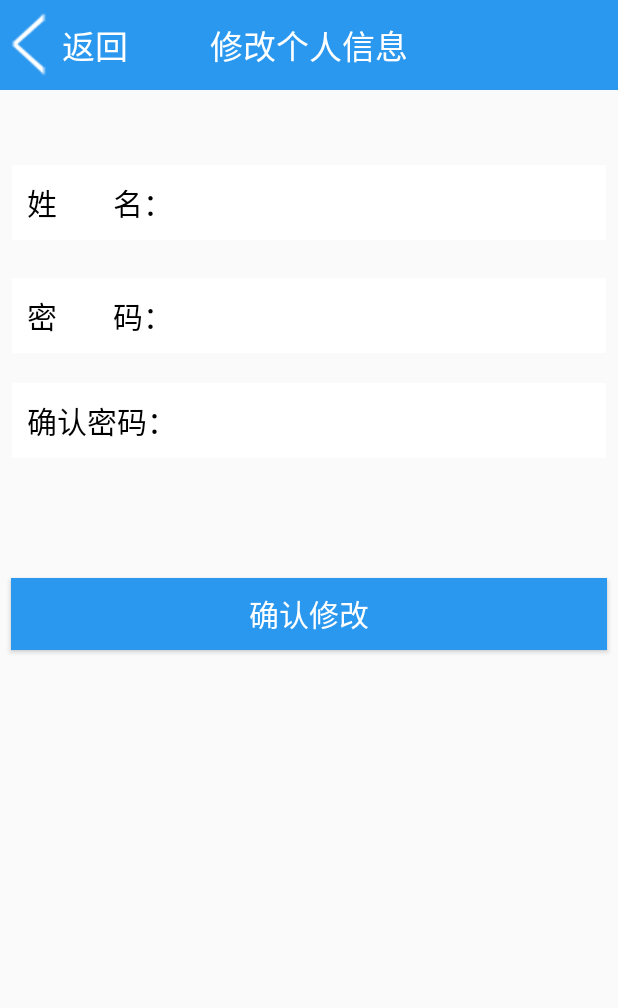
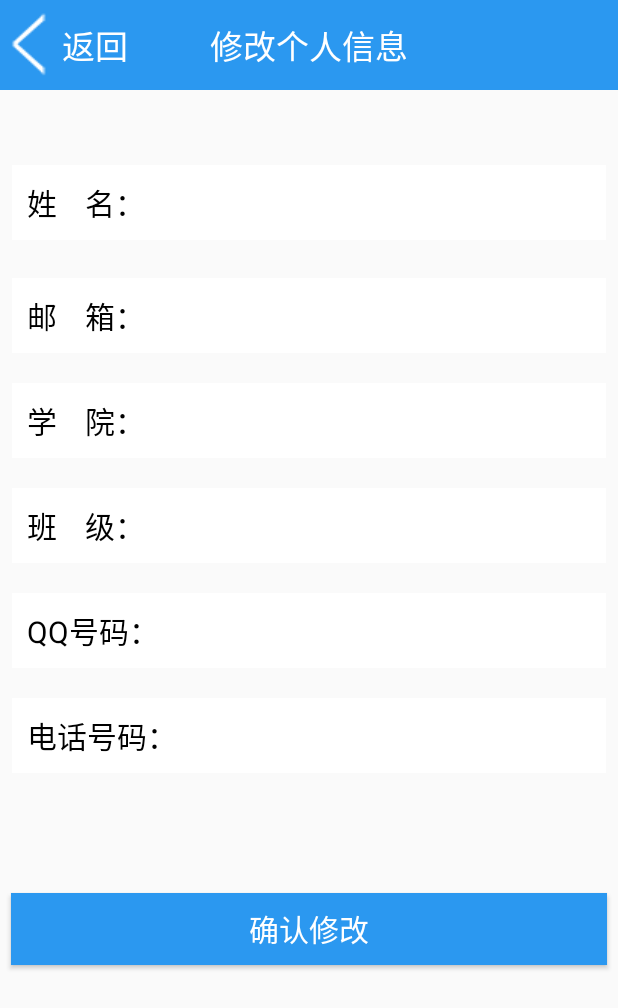
Before and after one commit to cf-acfun/BenefitAlumni, an Android app: the UpdateUserInfoActivity screen opened directly, with no data from a screen before it, on a phone screen of 412 x 824 dp. Shown: the top 1008 px of the screen. Run offline under Robolectric (Android 15) with nearby library versions, the light colour scheme and no system bars; 1 statement that could not run was skipped.

Commit message:
完成修改用户个人信息功能，仍需要进行邮箱验证，不支持修改密码！

```diff
--- a/app/src/main/AndroidManifest.xml
+++ b/app/src/main/AndroidManifest.xml
@@ -16,7 +16,8 @@
         android:roundIcon="@mipmap/ic_launcher_round"
         android:supportsRtl="true"
         android:theme="@style/AppTheme">
-        <activity android:name=".UserActivity"></activity>
+        <activity android:name=".UpdateUserActivity"></activity>
+        <activity android:name=".UserActivity" />
         <activity android:name=".NewLostDetailActivity" />
         <activity android:name=".AddNewLostActivity" />
         <activity android:name=".NewLostActivity" />
--- a/app/src/main/java/com/example/benefitalumni1/UpdateUserInfoActivity.java
+++ b/app/src/main/java/com/example/benefitalumni1/UpdateUserInfoActivity.java
@@ -41,9 +41,9 @@ public class UpdateUserInfoActivity extends Activity {
         user = (User) intent.getSerializableExtra("user");
 
         //回显用户数据
-        et_name = (EditText) findViewById(R.id.et_name);
-        et_pwd = (EditText) findViewById(R.id.et_pwd);
-        et_rePwd = (EditText) findViewById(R.id.et_rePwd);
+//        et_name = (EditText) findViewById(R.id.et_name);
+//        et_pwd = (EditText) findViewById(R.id.et_pwd);
+//        et_rePwd = (EditText) findViewById(R.id.et_rePwd);
 
         //回显用户数据
         et_name.setText(user.getName().toString());
--- a/app/src/main/java/com/example/benefitalumni1/UserActivity.java
+++ b/app/src/main/java/com/example/benefitalumni1/UserActivity.java
@@ -87,7 +87,7 @@ public class UserActivity extends Activity {
                 finish();
                 break;
             case R.id.update:
-                Intent intent = new Intent(this, UpdateUserInfoActivity.class);
+                Intent intent = new Intent(this, UpdateUserActivity.class);
                 intent.putExtra("user", user);
                 startActivity(intent);
                 finish();
--- a/app/src/main/res/layout/activity_update_user_info.xml
+++ b/app/src/main/res/layout/activity_update_user_info.xml
@@ -17,7 +17,7 @@
             android:layout_centerVertical="true"
             android:drawableLeft="@drawable/back"
             android:gravity="center_vertical"
-            android:onClick="back"
+            android:id="@+id/back"
             android:text="返回"
             android:textColor="#FFFFFF"
             android:textSize="22sp" />
@@ -50,10 +50,9 @@
             android:layout_width="wrap_content"
             android:layout_height="wrap_content"
             android:padding="10dp"
-            android:text="姓        名："
+            android:text="姓    名："
             android:textColor="#000"
             android:textSize="20sp"
-
             />
 
         <EditText
@@ -68,7 +67,7 @@
 
 
     <LinearLayout
-        android:id="@+id/ll_pwd"
+        android:id="@+id/ll_email"
         android:layout_width="match_parent"
         android:layout_height="wrap_content"
         android:layout_below="@+id/ll_name"
@@ -82,26 +81,25 @@
             android:layout_width="wrap_content"
             android:layout_height="wrap_content"
             android:padding="10dp"
-            android:text="密        码："
+            android:text="邮    箱："
             android:textColor="#000"
             android:textSize="20sp" />
 
         <EditText
-            android:id="@+id/et_pwd"
+            android:id="@+id/et_email"
             android:layout_width="wrap_content"
             android:layout_height="wrap_content"
             android:layout_weight="1"
             android:background="@null"
-            android:password="true"
             android:singleLine="true" />
 
     </LinearLayout>
 
     <LinearLayout
-        android:id="@+id/ll_rePwd"
+        android:id="@+id/ll_college"
         android:layout_width="match_parent"
         android:layout_height="wrap_content"
-        android:layout_below="@+id/ll_pwd"
+        android:layout_below="@+id/ll_email"
         android:layout_marginLeft="8dp"
         android:layout_marginRight="8dp"
         android:layout_marginTop="20dp"
@@ -112,73 +110,120 @@
             android:layout_width="wrap_content"
             android:layout_height="wrap_content"
             android:padding="10dp"
-            android:text="确认密码："
+            android:text="学    院："
             android:textColor="#000"
             android:textSize="20sp" />
 
         <EditText
-            android:id="@+id/et_rePwd"
+            android:id="@+id/et_college"
             android:layout_width="wrap_content"
             android:layout_height="wrap_content"
             android:layout_weight="1"
             android:background="@null"
-            android:password="true"
+            android:singleLine="true" />
+
+    </LinearLayout>
+
+    <LinearLayout
+        android:id="@+id/ll_class"
+        android:layout_width="match_parent"
+        android:layout_height="wrap_content"
+        android:layout_below="@+id/ll_college"
+        android:layout_marginLeft="8dp"
+        android:layout_marginRight="8dp"
+        android:layout_marginTop="20dp"
+        android:background="#ffffff"
+        android:orientation="horizontal">
+
+        <TextView
+            android:layout_width="wrap_content"
+            android:layout_height="wrap_content"
+            android:padding="10dp"
+            android:text="班    级："
+            android:textColor="#000"
+            android:textSize="20sp" />
+
+        <EditText
+            android:id="@+id/et_class"
+            android:layout_width="wrap_content"
+            android:layout_height="wrap_content"
+            android:layout_weight="1"
+            android:background="@null"
+            android:singleLine="true" />
+
+    </LinearLayout>
+
+    <LinearLayout
+        android:id="@+id/ll_QQ"
+        android:layout_width="match_parent"
+        android:layout_height="wrap_content"
+        android:layout_below="@+id/ll_class"
+        android:layout_marginLeft="8dp"
+        android:layout_marginRight="8dp"
+        android:layout_marginTop="20dp"
+        android:background="#ffffff"
+        android:orientation="horizontal">
+
+        <TextView
+            android:layout_width="wrap_content"
+            android:layout_height="wrap_content"
+            android:padding="10dp"
+            android:text="QQ号码："
+            android:textColor="#000"
+            android:textSize="20sp" />
+
+        <EditText
+            android:id="@+id/et_QQ"
+            android:layout_width="wrap_content"
+            android:layout_height="wrap_content"
+            android:layout_weight="1"
+            android:background="@null"
+            android:singleLine="true" />
+
+    </LinearLayout>
+
+    <LinearLayout
+        android:id="@+id/ll_tel"
+        android:layout_width="match_parent"
+        android:layout_height="wrap_content"
+        android:layout_below="@+id/ll_QQ"
+        android:layout_marginLeft="8dp"
+        android:layout_marginRight="8dp"
+        android:layout_marginTop="20dp"
+        android:background="#ffffff"
+        android:orientation="horizontal">
+
+        <TextView
+            android:layout_width="wrap_content"
+            android:layout_height="wrap_content"
+            android:padding="10dp"
+            android:text="电话号码："
+            android:textColor="#000"
+            android:textSize="20sp" />
+
+        <EditText
+            android:id="@+id/et_tel"
+            android:layout_width="wrap_content"
+            android:layout_height="wrap_content"
+            android:layout_weight="1"
+            android:background="@null"
             android:singleLine="true" />
 
     </LinearLayout>
 
 
-    <!--<TextView-->
-    <!--android:id="@+id/textView5"-->
-    <!--android:layout_width="wrap_content"-->
-    <!--android:layout_height="wrap_content"-->
-    <!--android:text="密码："-->
-    <!--android:textSize="30sp"-->
-    <!--android:layout_above="@+id/et_contact"-->
-    <!--android:layout_alignParentStart="true"-->
-    <!--android:layout_marginBottom="28dp" />-->
-
-    <!--<EditText-->
-    <!--android:id="@+id/et_pwd"-->
-    <!--android:layout_width="match_parent"-->
-    <!--android:layout_height="wrap_content"-->
-    <!--android:layout_alignBottom="@+id/textView5"-->
-    <!--android:layout_toEndOf="@+id/textView3"-->
-    <!--android:textSize="25sp"-->
-    <!--android:password="false" />-->
-
-
     <Button
         android:layout_width="match_parent"
         android:layout_height="wrap_content"
-        android:layout_below="@+id/ll_rePwd"
+        android:layout_below="@+id/ll_tel"
         android:layout_centerHorizontal="true"
         android:layout_marginLeft="7dp"
         android:layout_marginRight="7dp"
         android:layout_marginTop="80dp"
         android:background="#2B98f0"
-        android:onClick="updateInfo"
+        android:id="@+id/sureUpdate"
         android:text="确认修改"
         android:textColor="#FFFFFF"
         android:textSize="20sp" />
 
-
-    <!--<TextView-->
-    <!--android:layout_width="wrap_content"-->
-    <!--android:layout_height="wrap_content"-->
-    <!--android:text="姓名："-->
-    <!--android:id="@+id/textView12"-->
-    <!--android:layout_above="@+id/et_pwd"-->
-    <!--android:layout_alignParentStart="true"-->
-    <!--android:layout_marginBottom="38dp"-->
-    <!--android:textSize="30sp" />-->
-
-    <!--<EditText-->
-    <!--android:layout_width="match_parent"-->
-    <!--android:layout_height="wrap_content"-->
-    <!--android:id="@+id/ed_name"-->
-    <!--android:layout_alignTop="@+id/textView12"-->
-    <!--android:layout_toEndOf="@+id/textView12" />-->
-
-
 </RelativeLayout>
```
Also changed, not shown: app/src/main/java/com/example/benefitalumni1/UpdateUserActivity.java (added, +118 -0 lines).
